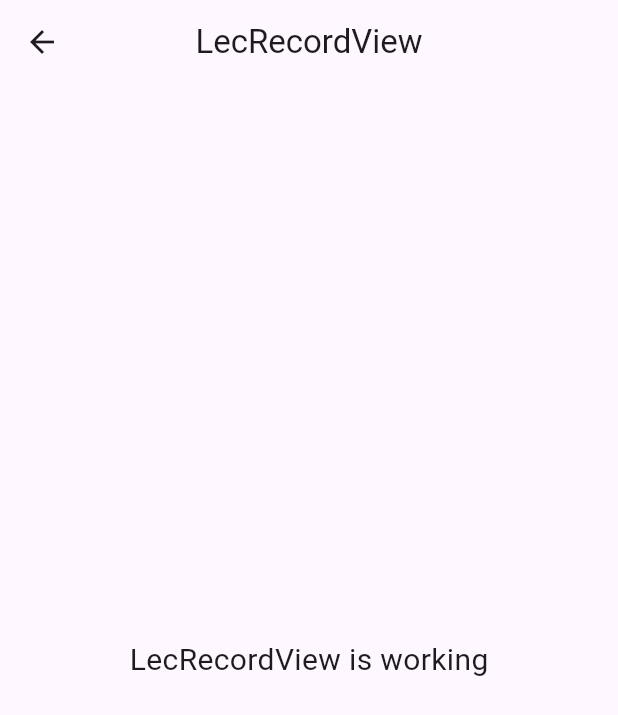
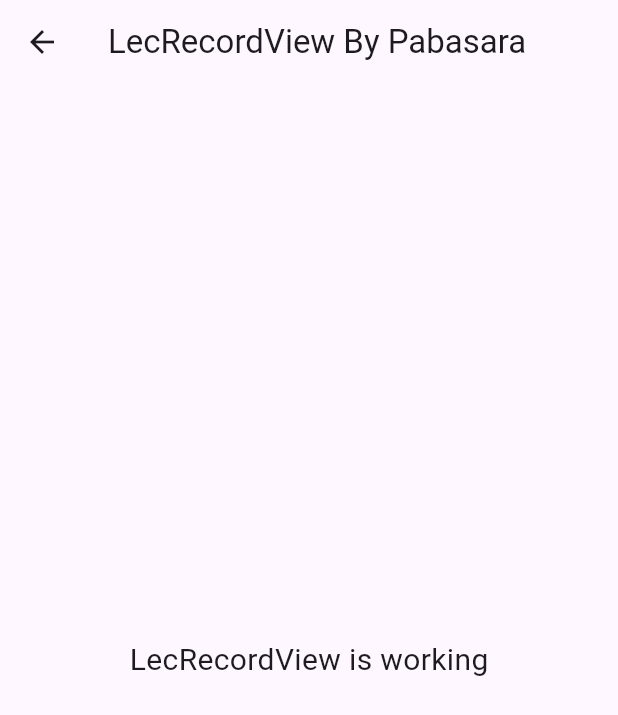
Before and after one commit to Nimsara2001/voicense_frontend, a Flutter app: the LecRecordView screen opened by its route, on a phone screen of 412 x 824 dp. Shown: the top 715 px of the screen. Run offline on Flutter 3.47's test engine with Material 3 defaults, Android fonts, the phone set to English and light mode, and no system bars; our stand-ins replace get.

Commit message:
Pabasara test commit

```diff
--- a/lib/app/modules/lec_record/views/lec_record_view.dart
+++ b/lib/app/modules/lec_record/views/lec_record_view.dart
@@ -9,7 +9,7 @@ class LecRecordView extends GetView<LecRecordController> {
   Widget build(BuildContext context) {
     return Scaffold(
       appBar: AppBar(
-        title: Text('LecRecordView'),
+        title: Text('LecRecordView By Pabasara'),
         centerTitle: true,
       ),
       body: Center(
```
